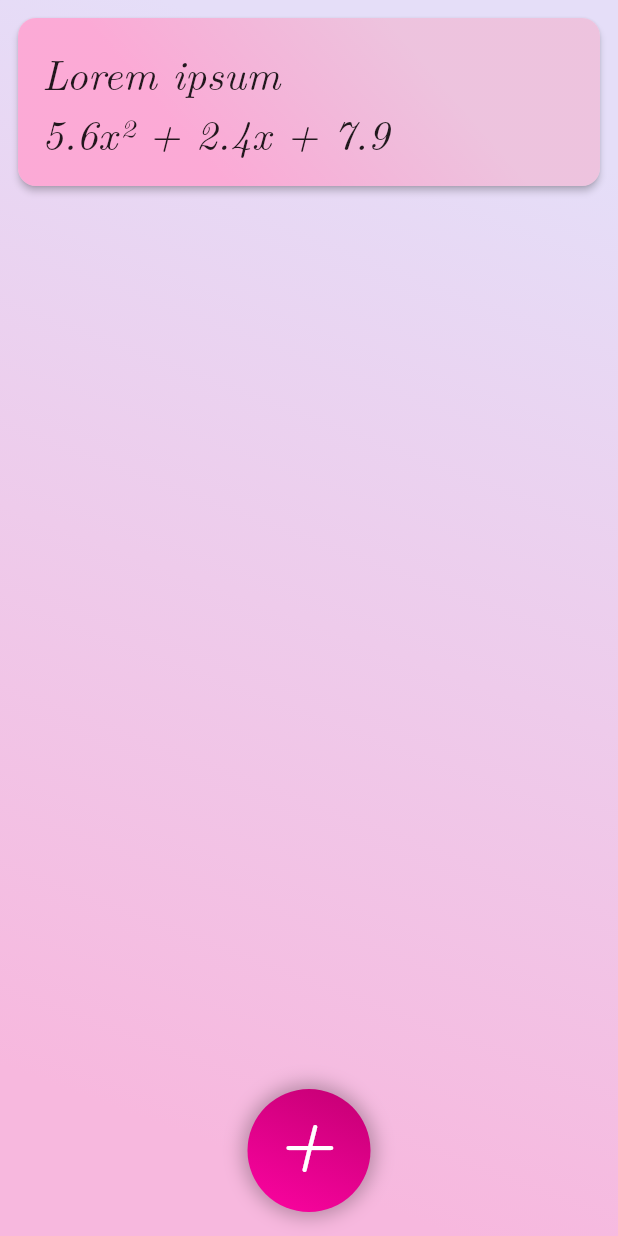
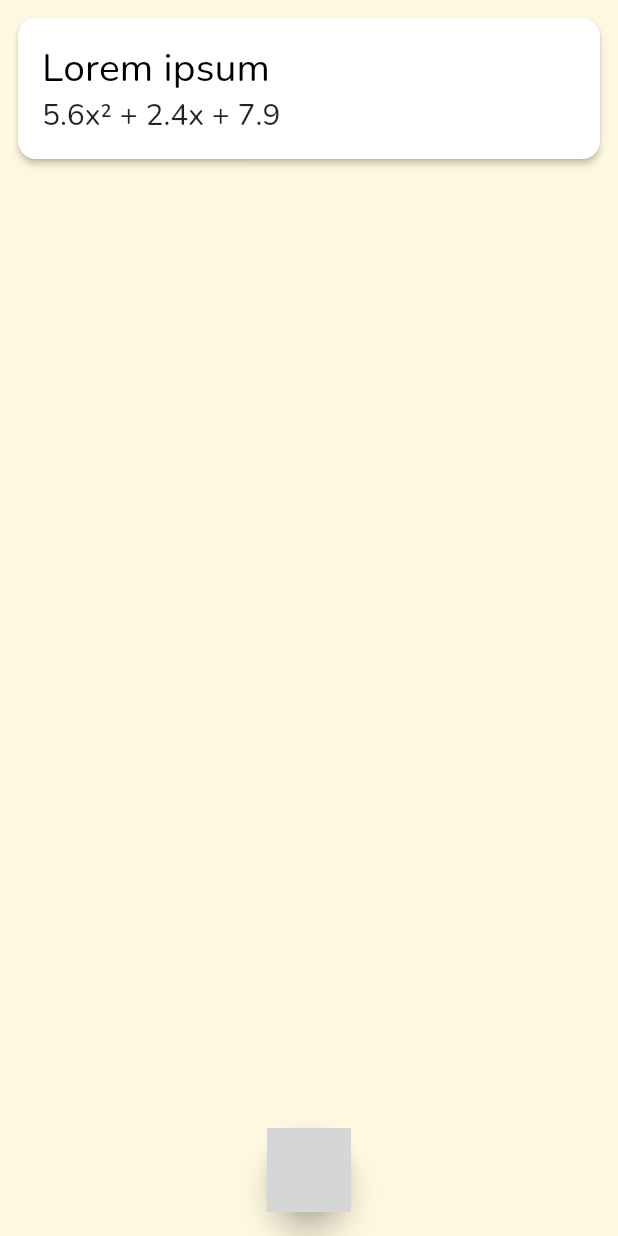
Before and after one commit to altalk23/parabola_guide, a Flutter app: the FromEquationScreen screen opened directly, on a phone screen of 412 x 824 dp. Run offline on Flutter 3.47's test engine with Material 2 defaults, Android fonts, the light colour scheme and no system bars; grey boxes are pictures that could not be loaded.

Commit message:
so uhh, a lot of things changed, 10 commits worth?

```diff
--- a/lib/decoration.dart
+++ b/lib/decoration.dart
@@ -1,34 +1,14 @@
 import 'package:flutter/material.dart';
-import 'package:parabola_guide/style.dart';
+import 'package:parabola_guide/text_style.dart';
 
 BoxDecoration scaffoldDecoration(BuildContext context) {
-    return BoxDecoration(
-        gradient: LinearGradient(
-            colors: <Color>[
-                Theme
-                  .of(context)
-                  .backgroundColor,
-                Theme
-                  .of(context)
-                  .primaryColorLight,
-            ],
-            begin: Alignment(0.6, -0.8),
-            end: Alignment(-0.6, 0.8),
-        ),
-    );
+    return BoxDecoration();
 }
 
 ShapeDecoration materialButtonDecoration(BuildContext context) {
     return ShapeDecoration(
+        color: Theme.of(context).primaryColorLight,
         shape: CircleBorder(),
-        gradient: LinearGradient(
-            colors: <Color>[
-                swatch().shade500.withAlpha(85),
-                swatch().shade800.withAlpha(60),
-            ],
-            begin: Alignment(-0.3, 0.9),
-            end: Alignment(0.3, -0.9),
-        ),
     );
 }
 
@@ -38,28 +18,12 @@ ShapeDecoration cardDecoration(BuildContext context) {
           .of(context)
           .cardTheme
           .shape,
-        gradient: LinearGradient(
-            colors: <Color>[
-                swatch().shade500.withAlpha(85),
-                swatch().shade800.withAlpha(60),
-            ],
-            begin: Alignment(-0.3, 0.9),
-            end: Alignment(0.3, -0.9),
-        ),
     );
 }
 
 ShapeDecoration floatingActionButtonDecoration(BuildContext context) {
     return ShapeDecoration(
         shape: CircleBorder(),
-        gradient: LinearGradient(
-            colors: <Color>[
-                swatch().shade400,
-                swatch().shade700,
-            ],
-            begin: Alignment(-0.4, 0.9),
-            end: Alignment(0.4, -0.9),
-        ),
         shadows: <BoxShadow>[
             BoxShadow(
                 blurRadius: 10,
@@ -80,14 +44,6 @@ BoxDecoration modalBottomSheetDecoration(BuildContext context) {
                 color: Color(0x44000000),
             ),
         ],
-        gradient: LinearGradient(
-            colors: <Color>[
-                swatch().shade100,
-                swatch().shade50,
-            ],
-            begin: Alignment(-0.4, 0.9),
-            end: Alignment(0.4, -0.9),
-        ),
     );
 }
 
@@ -95,14 +51,6 @@ BoxDecoration canvasDecoration(BuildContext context) {
     return BoxDecoration(
         borderRadius: BorderRadius.all(
             Radius.circular(32),
-        ),
-        gradient: LinearGradient(
-            colors: <Color>[
-                Color(0xFFF2F2F2),
-                Color(0xFFFFFFFF)
-            ],
-            begin: Alignment(-0.4, 0.9),
-            end: Alignment(0.4, -0.9),
         ),
         boxShadow: <BoxShadow>[
             BoxShadow(
--- /dev/null
+++ b/lib/equation.dart
@@ -0,0 +1,147 @@
+import 'dart:core';
+import 'dart:math';
+
+const int precision = 1;
+
+extension on double {
+    double roundPrecision(int precision) {
+        return (this * pow(10, precision)).round() / pow(10, precision);
+    }
+}
+
+enum EquationType {
+    standard,
+    vertex,
+    factored,
+}
+
+
+class Equation {
+    final double a;
+    final double b;
+    final double c;
+    final EquationType type;
+
+
+    Equation.fromStandard(this.a, this.b, this.c) : this.type = EquationType.standard;
+
+    Equation.fromVertex(this.a, double h, double k)
+      :
+          this.type = EquationType.vertex,
+          this.b = -2 * a * h,
+          this.c = a * h * h + k;
+
+    Equation.fromFactored(this.a, double x1, double x2)
+      :
+          this.type = EquationType.factored,
+          this.b = -a * x1 - a * x2,
+          this.c = a * x1 * x2;
+
+    @override
+    String toString() {
+        if (type == EquationType.factored) return toFactoredString();
+        if (type == EquationType.vertex) return toVertexString();
+        return toStandardString();
+    }
+
+    int degree() {
+        int d = 3;
+        if (a == 0)
+            --d;
+        else
+            return d;
+        if (b == 0)
+            --d;
+        else
+            return d;
+        if (c == 0)
+            --d;
+        else
+            return d;
+        return d;
+    }
+
+
+    String toStandardString() {
+        String str = "";
+        if (a.roundPrecision(precision) != 0) {
+            if (this.degree() == 3)
+                str += a < 0 ? "-" : "";
+            else
+                str += a < 0 ? "- " : "+ ";
+            if (a.roundPrecision(precision).abs() != 1) str += a.roundPrecision(precision).abs().toString();
+            str += "x² ";
+        }
+        if (b.roundPrecision(precision) != 0) {
+            if (this.degree() == 2)
+                str += b < 0 ? "-" : "";
+            else
+                str += b < 0 ? "- " : "+ ";
+            if (b.roundPrecision(precision).abs() != 1) str += b.roundPrecision(precision).abs().toString();
+            str += "x ";
+        }
+        if (c.roundPrecision(precision) != 0) {
+            if (this.degree() == 1)
+                str += c < 0 ? "-" : "";
+            else
+                str += c < 0 ? "- " : "+ ";
+            str += c.roundPrecision(precision).abs().toString();
+        }
+        return str;
+    }
+
+    String toVertexString() {
+        double h = 0.5 * b / a;
+        double k = c - a * h * h;
+
+        String str = "";
+        if (a.roundPrecision(precision) != 0) {
+            str += a < 0 ? "-" : "";
+            if (a.roundPrecision(precision).abs() != 1) str += a.roundPrecision(precision).abs().toString();
+            if (h.roundPrecision(precision) != 0) str += "(";
+            str += "x";
+            if (h.roundPrecision(precision) != 0) {
+                str += h < 0 ? " - " : " + ";
+                str += h.roundPrecision(precision).abs().toString();
+                str += ")";
+            }
+        }
+        if (k.roundPrecision(precision) != 0) {
+            if (this.degree() == 1)
+                str += k < 0 ? "-" : "";
+            else
+                str += k < 0 ? " + " : " - ";
+            str += k.roundPrecision(precision).abs().toString();
+        }
+        return str;
+    }
+
+    String toFactoredString() {
+        double x1 = (-b - sqrt(b * b - 4 * a * c)) / (2 * a);
+        double x2 = (-b + sqrt(b * b - 4 * a * c)) / (2 * a);
+
+        String str = "";
+        if (a.roundPrecision(precision) != 0) {
+            str += a < 0 ? "-" : "";
+            if (a.roundPrecision(precision).abs() != 1) str += a.roundPrecision(precision).abs().toString();
+            if (x1.roundPrecision(precision) != 0) str += "(";
+            str += "x";
+            if (x1.roundPrecision(precision) != 0) {
+                str += x1 < 0 ? " + " : " - ";
+                str += x1.roundPrecision(precision).abs().toString();
+                str += ")";
+            }
+            if (x2.roundPrecision(precision) != 0) str += "(";
+            str += "x";
+            if (x2.roundPrecision(precision) != 0) {
+                str += x2 < 0 ? " + " : " - ";
+                str += x2.roundPrecision(precision).abs().toString();
+                str += ")";
+            }
+        }
+        else str += "0";
+        return str;
+    }
+
+
+}
--- a/lib/graph.dart
+++ b/lib/graph.dart
@@ -2,6 +2,8 @@ import 'dart:math';
 
 import 'package:flutter/material.dart';
 import 'package:parabola_guide/screen/from_equation_screen.dart';
+
+import 'equation.dart';
 
 class FunctionPainter extends CustomPainter {
     Random random = Random();
@@ -27,9 +29,9 @@ class FunctionPainter extends CustomPainter {
     FunctionPainter(this.equation) {
         equation.forEach((eq) {
             if (eq.c.isNaN) {
-                _equation.add(Equation(0, eq.a, eq.b));
+                _equation.add(Equation.fromStandard(0, eq.a, eq.b));
             } else {
-                _equation.add(Equation(eq.a, eq.b, eq.c));
+                _equation.add(Equation.fromStandard(eq.a, eq.b, eq.c));
             }
         });
     }
--- a/lib/screen/from_equation_screen.dart
+++ b/lib/screen/from_equation_screen.dart
@@ -1,11 +1,14 @@
 import 'package:flutter/material.dart';
 import 'package:parabola_guide/decoration.dart';
-import 'package:parabola_guide/style.dart';
+import 'package:parabola_guide/text_style.dart';
 import 'dart:math';
 import 'dart:core';
 
+import '../equation.dart';
+
+
 List<FromEquationData> fromEquationData = [
-    FromEquationData("Lorem ipsum", Equation(5.6, 2.4, 7.9)),
+    FromEquationData("Lorem ipsum", Equation.fromStandard(5.6, 2.4, 7.9)),
 ];
 
 class FromEquationScreen extends StatefulWidget {
@@ -29,11 +32,35 @@ class _FromEquationScreenState extends State<FromEquationScreen> {
             ),
             onTap: () {
                 setState(() {
-                    fromEquationData.add(FromEquationData(name, Equation(
-                        (random.nextDouble() - 0.5) * 20,
-                        (random.nextDouble() - 0.5) * 20,
-                        name == "Line" ? double.nan : (random.nextDouble() - 0.5) * 20,
-                    )));
+                    switch (name) {
+                        case 'Line':
+                            fromEquationData.add(FromEquationData(name, Equation.fromStandard(
+                                0, (random.nextDouble() - 0.5) * 20,
+                                (random.nextDouble() - 0.5) * 20,
+                            )));
+                            break;
+                        case 'Standard Form':
+                            fromEquationData.add(FromEquationData(name, Equation.fromStandard(
+                                (random.nextDouble() - 0.5) * 20,
+                                (random.nextDouble() - 0.5) * 20,
+                                (random.nextDouble() - 0.5) * 20,
+                            )));
+                            break;
+                        case 'Vertex Form':
+                            fromEquationData.add(FromEquationData(name, Equation.fromVertex(
+                                (random.nextDouble() - 0.5) * 20,
+                                (random.nextDouble() - 0.5) * 20,
+                                (random.nextDouble() - 0.5) * 20,
+                            )));
+                            break;
+                        case 'Factored Form':
+                            fromEquationData.add(FromEquationData(name, Equation.fromFactored(
+                                (random.nextDouble() - 0.5) * 20,
+                                (random.nextDouble() - 0.5) * 20,
+                                (random.nextDouble() - 0.5) * 20,
+                            )));
+                            break;
+                    }
                 });
                 Navigator.pop(context);
             },
@@ -51,7 +78,9 @@ class _FromEquationScreenState extends State<FromEquationScreen> {
                     child: Wrap(
                         children: <Widget>[
                             options(context, "L", "Line"),
-                            options(context, "Q", "Quadratic"),
+                            options(context, "A", "Standard Form"),
+                            options(context, "V", "Vertex Form"),
+                            options(context, "X", "Factored Form"),
                         ],
                     ),
                 );
@@ -62,13 +91,16 @@ class _FromEquationScreenState extends State<FromEquationScreen> {
     @override
     Widget build(BuildContext context) {
         return Scaffold(
+            backgroundColor: Theme
+              .of(context)
+              .backgroundColor,
             body: Container(
                 decoration: scaffoldDecoration(context),
                 child: Center(
                     child: ListView.builder(
                         itemBuilder: (context, index) {
                             return Card(
-                                child: fromEquationData[index].name != "Line" ? Container(
+                                child: Container(
                                     decoration: cardDecoration(context),
                                     padding: EdgeInsets.all(16.0),
                                     child: Column(
@@ -76,33 +108,17 @@ class _FromEquationScreenState extends State<FromEquationScreen> {
                                         children: <Widget>[
                                             Text(
                                                 fromEquationData[index].name,
-                                                style: mediumTextStyle(context),
+                                                style: Theme
+                                                  .of(context)
+                                                  .textTheme
+                                                  .subtitle,
                                             ),
                                             Text(
-                                                fromEquationData[index].equation.a.toString() +
-                                                  "x²" + (fromEquationData[index].equation.b < 0 ? " - " : " + ") +
-                                                  fromEquationData[index].equation.b.abs().toString() +
-                                                  "x" + (fromEquationData[index].equation.c < 0 ? " - " : " + ") +
-                                                  fromEquationData[index].equation.c.abs().toString(),
-                                                style: mediumTextStyle(context),
-                                            ),
-                                        ],
-                                    ),
-                                ) : Container(
-                                    decoration: cardDecoration(context),
-                                    padding: EdgeInsets.all(16.0),
-                                    child: Column(
-                                        crossAxisAlignment: CrossAxisAlignment.start,
-                                        children: <Widget>[
-                                            Text(
-                                                fromEquationData[index].name,
-                                                style: mediumTextStyle(context),
-                                            ),
-                                            Text(
-                                                fromEquationData[index].equation.a.toString() +
-                                                  "x" + (fromEquationData[index].equation.b < 0 ? " - " : " + ") +
-                                                  fromEquationData[index].equation.b.abs().toString(),
-                                                style: mediumTextStyle(context),
+                                                fromEquationData[index].equation.toString(),
+                                                style: Theme
+                                                  .of(context)
+                                                  .textTheme
+                                                  .body1,
                                             ),
                                         ],
                                     ),
@@ -113,18 +129,19 @@ class _FromEquationScreenState extends State<FromEquationScreen> {
                     ),
                 ),
             ),
-            floatingActionButton: Container(
-                alignment: Alignment(-0.1, -0.9),
-                decoration: floatingActionButtonDecoration(context),
-                width: 82,
-                height: 82,
-                child: InkWell(
-                    onTap: () {
-                        modalSheet(context);
-                    },
-                    child: Text(
-                        "+",
-                        style: smallIconTextStyle(context),
+            floatingActionButton: FloatingActionButton(
+                elevation: 8,
+                onPressed: () {
+                    modalSheet(context);
+                },
+                child: Container(
+                    alignment: Alignment(0, 1),
+                    child: Image(
+                      width: MediaQuery
+                        .of(context)
+                        .size
+                        .width * 0.2,
+                      image: AssetImage('assets/images/add.png')
                     ),
                 ),
             ),
@@ -133,13 +150,6 @@ class _FromEquationScreenState extends State<FromEquationScreen> {
     }
 }
 
-class Equation {
-    final double a;
-    final double b;
-    final double c;
-
-    Equation(this.a, this.b, this.c);
-}
 
 class FromEquationData {
     final String name;
--- a/lib/style.dart
+++ b/lib/text_style.dart
@@ -1,6 +1,6 @@
 import 'package:flutter/material.dart';
 
-MaterialColor swatch() => MaterialColor(
+/*MaterialColor swatch() => MaterialColor(
     0xfff451b0,
     <int, Color>{
         50: Color(0xfffce3f2),
@@ -14,7 +14,7 @@ MaterialColor swatch() => MaterialColor(
         800: Color(0xffb40073),
         900: Color(0xff8b006a),
     },
-);
+);*/
 
 TextStyle iconTextStyle(context) {
     return TextStyle(
```
Also changed, not shown: lib/main.dart (+41 -29 lines), lib/screen/from_equation_solution.dart (+5 -3 lines), lib/screen/main.dart (+25 -15 lines), lib/screen/to_equation_screen.dart (+34 -38 lines), lib/screen/to_equation_solution.dart (+5 -6 lines), lib/solver.dart (added, +16 -0 lines), pubspec.yaml (+48 -13 lines), assets/fonts/LatinModernRoman10BoldItalic.otf (deleted), assets/fonts/LatinModernRoman10Italic.otf (deleted), pubspec.lock.
